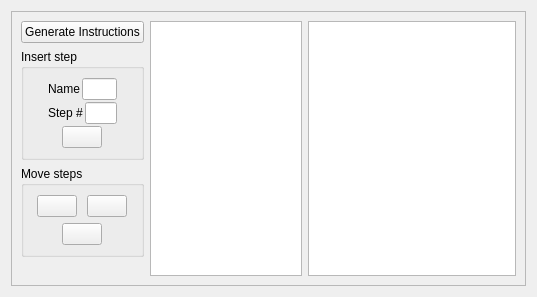
Brewtarget/brewtarget, file ui/brewDayScrollWidget.ui: the form before one commit.
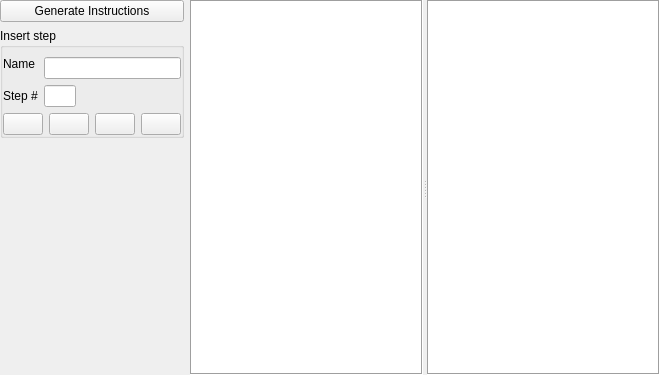
The form after the commit. Icons and pictures are not drawn. Custom widgets are drawn as their Qt base class.

Diff of the .ui file:
```diff
--- a/ui/brewDayScrollWidget.ui
+++ b/ui/brewDayScrollWidget.ui
@@ -6,40 +6,35 @@
    <rect>
     <x>0</x>
     <y>0</y>
-    <width>537</width>
-    <height>297</height>
+    <width>660</width>
+    <height>375</height>
    </rect>
   </property>
   <property name="windowTitle">
    <string>Form</string>
   </property>
-  <layout class="QHBoxLayout" name="horizontalLayout_4">
-   <item>
-    <widget class="QScrollArea" name="scrollArea">
-     <property name="widgetResizable">
-      <bool>true</bool>
-     </property>
-     <widget class="QWidget" name="scrollAreaWidgetContents">
-      <property name="geometry">
-       <rect>
-        <x>0</x>
-        <y>0</y>
-        <width>523</width>
-        <height>283</height>
-       </rect>
-      </property>
-      <layout class="QHBoxLayout" name="horizontalLayout_3">
-       <item>
-        <layout class="QVBoxLayout" name="verticalLayout_4">
-         <item>
-          <layout class="QHBoxLayout" name="horizontalLayout_5">
-           <property name="margin">
+  <layout class="QHBoxLayout" name="horizontalLayout_2">
+   <property name="leftMargin">
+    <number>0</number>
+   </property>
+   <property name="topMargin">
+    <number>0</number>
+   </property>
+   <property name="rightMargin">
             <number>0</number>
+   </property>
+   <property name="bottomMargin">
+    <number>0</number>
+   </property>
+   <item>
+    <layout class="QVBoxLayout" name="verticalLayout_3">
+     <property name="sizeConstraint">
+      <enum>QLayout::SetMinimumSize</enum>
            </property>
            <item>
             <widget class="QPushButton" name="pushButton_generateInstructions">
              <property name="sizePolicy">
-              <sizepolicy hsizetype="Maximum" vsizetype="Fixed">
+        <sizepolicy hsizetype="Minimum" vsizetype="Fixed">
                <horstretch>0</horstretch>
                <verstretch>0</verstretch>
               </sizepolicy>
@@ -49,12 +44,10 @@
              </property>
             </widget>
            </item>
-          </layout>
-         </item>
          <item>
           <widget class="QGroupBox" name="groupBox">
            <property name="sizePolicy">
-            <sizepolicy hsizetype="Preferred" vsizetype="Maximum">
+        <sizepolicy hsizetype="Minimum" vsizetype="Maximum">
              <horstretch>0</horstretch>
              <verstretch>0</verstretch>
             </sizepolicy>
@@ -62,15 +55,22 @@
            <property name="title">
             <string>Insert step</string>
            </property>
-           <layout class="QHBoxLayout" name="horizontalLayout_6">
-            <item>
              <layout class="QVBoxLayout" name="verticalLayout_2">
-              <property name="spacing">
-               <number>2</number>
-              </property>
+        <property name="leftMargin">
+         <number>0</number>
+        </property>
+        <property name="topMargin">
+         <number>9</number>
+        </property>
+        <property name="rightMargin">
+         <number>0</number>
+        </property>
+        <property name="bottomMargin">
+         <number>0</number>
+        </property>
               <item>
-               <layout class="QHBoxLayout" name="horizontalLayout_2">
-                <item>
+         <layout class="QFormLayout" name="formLayout">
+          <item row="0" column="0">
                  <widget class="QLabel" name="label_2">
                   <property name="sizePolicy">
                    <sizepolicy hsizetype="Preferred" vsizetype="Fixed">
@@ -83,10 +83,10 @@
                   </property>
                  </widget>
                 </item>
-                <item>
+          <item row="0" column="1">
                  <widget class="QLineEdit" name="lineEdit_name">
                   <property name="sizePolicy">
-                   <sizepolicy hsizetype="Maximum" vsizetype="Fixed">
+             <sizepolicy hsizetype="Minimum" vsizetype="Expanding">
                     <horstretch>0</horstretch>
                     <verstretch>0</verstretch>
                    </sizepolicy>
@@ -99,7 +99,7 @@
                   </property>
                   <property name="maximumSize">
                    <size>
-                    <width>100</width>
+              <width>150</width>
                     <height>16777215</height>
                    </size>
                   </property>
@@ -108,11 +108,7 @@
                   </property>
                  </widget>
                 </item>
-               </layout>
-              </item>
-              <item>
-               <layout class="QHBoxLayout" name="horizontalLayout">
-                <item>
+          <item row="1" column="0">
                  <widget class="QLabel" name="label">
                   <property name="sizePolicy">
                    <sizepolicy hsizetype="Preferred" vsizetype="Preferred">
@@ -125,10 +121,10 @@
                   </property>
                  </widget>
                 </item>
-                <item>
+          <item row="1" column="1">
                  <widget class="QLineEdit" name="lineEdit_step">
                   <property name="sizePolicy">
-                   <sizepolicy hsizetype="Fixed" vsizetype="Fixed">
+             <sizepolicy hsizetype="Minimum" vsizetype="Fixed">
                     <horstretch>0</horstretch>
                     <verstretch>0</verstretch>
                    </sizepolicy>
@@ -153,14 +149,11 @@
                </layout>
               </item>
               <item>
-               <layout class="QHBoxLayout" name="horizontalLayout_7">
-                <property name="margin">
-                 <number>0</number>
-                </property>
+         <layout class="QHBoxLayout" name="horizontalLayout">
                 <item>
                  <widget class="QPushButton" name="pushButton_insert">
                   <property name="sizePolicy">
-                   <sizepolicy hsizetype="Maximum" vsizetype="Fixed">
+             <sizepolicy hsizetype="Minimum" vsizetype="Fixed">
                     <horstretch>0</horstretch>
                     <verstretch>0</verstretch>
                    </sizepolicy>
@@ -177,88 +170,10 @@
                   </property>
                  </widget>
                 </item>
-               </layout>
-              </item>
-              <item>
-               <spacer name="verticalSpacer_3">
-                <property name="orientation">
-                 <enum>Qt::Vertical</enum>
-                </property>
-                <property name="sizeHint" stdset="0">
-                 <size>
-                  <width>0</width>
-                  <height>0</height>
-                 </size>
-                </property>
-               </spacer>
-              </item>
-             </layout>
-            </item>
-           </layout>
-          </widget>
-         </item>
-         <item>
-          <widget class="QGroupBox" name="groupBox_2">
-           <property name="title">
-            <string>Move steps</string>
-           </property>
-           <layout class="QVBoxLayout" name="verticalLayout">
-            <item>
-             <layout class="QHBoxLayout" name="horizontalLayout_8">
-              <property name="margin">
-               <number>0</number>
-              </property>
-              <item>
-               <widget class="QPushButton" name="pushButton_up">
-                <property name="sizePolicy">
-                 <sizepolicy hsizetype="Maximum" vsizetype="Fixed">
-                  <horstretch>0</horstretch>
-                  <verstretch>0</verstretch>
-                 </sizepolicy>
-                </property>
-                <property name="toolTip">
-                 <string>Move currently selected step up</string>
-                </property>
-                <property name="text">
-                 <string/>
-                </property>
-                <property name="icon">
-                 <iconset resource="../brewtarget.qrc">
-                  <normaloff>:/images/smallUpArrow.svg</normaloff>:/images/smallUpArrow.svg</iconset>
-                </property>
-               </widget>
-              </item>
-              <item>
-               <widget class="QPushButton" name="pushButton_down">
-                <property name="sizePolicy">
-                 <sizepolicy hsizetype="Maximum" vsizetype="Fixed">
-                  <horstretch>0</horstretch>
-                  <verstretch>0</verstretch>
-                 </sizepolicy>
-                </property>
-                <property name="toolTip">
-                 <string>Move currently selected step down</string>
-                </property>
-                <property name="text">
-                 <string/>
-                </property>
-                <property name="icon">
-                 <iconset resource="../brewtarget.qrc">
-                  <normaloff>:/images/smallDownArrow.svg</normaloff>:/images/smallDownArrow.svg</iconset>
-                </property>
-               </widget>
-              </item>
-             </layout>
-            </item>
-            <item>
-             <layout class="QHBoxLayout" name="horizontalLayout_10">
-              <property name="margin">
-               <number>0</number>
-              </property>
               <item>
                <widget class="QPushButton" name="pushButton_remove">
                 <property name="sizePolicy">
-                 <sizepolicy hsizetype="Maximum" vsizetype="Fixed">
+             <sizepolicy hsizetype="Minimum" vsizetype="Fixed">
                   <horstretch>0</horstretch>
                   <verstretch>0</verstretch>
                  </sizepolicy>
@@ -275,6 +190,46 @@
                 </property>
                </widget>
               </item>
+          <item>
+           <widget class="QPushButton" name="pushButton_down">
+            <property name="sizePolicy">
+             <sizepolicy hsizetype="Minimum" vsizetype="Fixed">
+              <horstretch>0</horstretch>
+              <verstretch>0</verstretch>
+             </sizepolicy>
+            </property>
+            <property name="toolTip">
+             <string>Move currently selected step down</string>
+            </property>
+            <property name="text">
+             <string/>
+            </property>
+            <property name="icon">
+             <iconset resource="../brewtarget.qrc">
+              <normaloff>:/images/smallDownArrow.svg</normaloff>:/images/smallDownArrow.svg</iconset>
+            </property>
+           </widget>
+          </item>
+          <item>
+           <widget class="QPushButton" name="pushButton_up">
+            <property name="sizePolicy">
+             <sizepolicy hsizetype="Minimum" vsizetype="Fixed">
+              <horstretch>0</horstretch>
+              <verstretch>0</verstretch>
+             </sizepolicy>
+            </property>
+            <property name="toolTip">
+             <string>Move currently selected step up</string>
+            </property>
+            <property name="text">
+             <string/>
+            </property>
+            <property name="icon">
+             <iconset resource="../brewtarget.qrc">
+              <normaloff>:/images/smallUpArrow.svg</normaloff>:/images/smallUpArrow.svg</iconset>
+            </property>
+           </widget>
+          </item>
              </layout>
             </item>
            </layout>
@@ -296,9 +251,13 @@
         </layout>
        </item>
        <item>
+    <widget class="QSplitter" name="splitter">
+     <property name="orientation">
+      <enum>Qt::Horizontal</enum>
+     </property>
         <widget class="QListWidget" name="listWidget">
          <property name="sizePolicy">
-          <sizepolicy hsizetype="Maximum" vsizetype="Expanding">
+       <sizepolicy hsizetype="Expanding" vsizetype="Expanding">
            <horstretch>0</horstretch>
            <verstretch>0</verstretch>
           </sizepolicy>
@@ -311,13 +270,14 @@
          </property>
          <property name="maximumSize">
           <size>
-           <width>200</width>
+        <width>16777215</width>
            <height>16777215</height>
           </size>
          </property>
-        </widget>
-       </item>
-       <item>
+      <property name="frameShape">
+       <enum>QFrame::Box</enum>
+      </property>
+     </widget>
         <widget class="BtTextEdit" name="btTextEdit">
          <property name="minimumSize">
           <size>
@@ -325,9 +285,9 @@
            <height>0</height>
           </size>
          </property>
-        </widget>
-       </item>
-      </layout>
+      <property name="frameShape">
+       <enum>QFrame::Box</enum>
+      </property>
      </widget>
     </widget>
    </item>
```
Left out of the diff: 4 changed lines with no effect on the pictures. Lines whose indentation alone changed are shown as unchanged.
